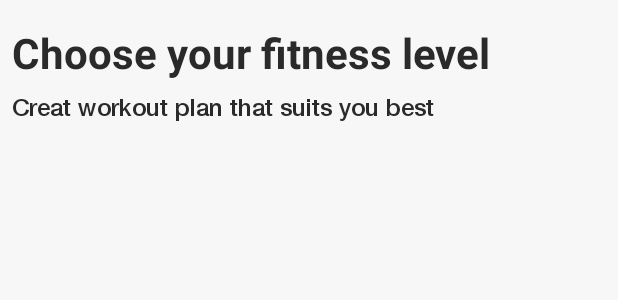
After one commit to tungdaoUTE/weightBase, an Android app: the layout activity_choose_zone3.xml on its own in the app's theme, with its tools: preview values and no code run, on a phone screen of 412 x 824 dp. The commit adds this screen. Shown: the top 300 px of the screen. Run offline under Robolectric (Android 15) with nearby library versions, the phone set to English and light mode, and no system bars.

```diff
--- a/app/src/main/AndroidManifest.xml
+++ b/app/src/main/AndroidManifest.xml
@@ -9,7 +9,8 @@
         android:roundIcon="@mipmap/ic_launcher_round"
         android:supportsRtl="true"
         android:theme="@style/Theme.OverWeights">
-        <activity android:name=".ui.MainPage.MainPageActivity"></activity>
+        <activity android:name=".ui.chooseZone.ChooseZone3Activity"></activity>
+        <activity android:name=".ui.MainPage.MainPageActivity" />
         <activity android:name=".ui.chooseZone.ChooseZone2Activity" />
         <activity android:name=".ui.chooseZone.ChooseZoneActivity" />
         <activity android:name=".ui.intro.IntroActivity" />
--- /dev/null
+++ b/app/src/main/java/com/example/overweights/ui/chooseZone/ChooseZone3Activity.java
@@ -0,0 +1,20 @@
+package com.example.overweights.ui.chooseZone;
+
+import androidx.appcompat.app.AppCompatActivity;
+
+import android.os.Bundle;
+import android.view.View;
+
+import com.example.overweights.databinding.ActivityChooseZone3Binding;
+
+public class ChooseZone3Activity extends AppCompatActivity {
+    ActivityChooseZone3Binding binding;
+
+    @Override
+    protected void onCreate(Bundle savedInstanceState) {
+        super.onCreate(savedInstanceState);
+        binding = com.example.overweights.databinding.ActivityChooseZone3Binding.inflate(getLayoutInflater());
+        View view = binding.getRoot();
+        setContentView(view);
+    }
+}
--- a/app/src/main/java/com/example/overweights/ui/chooseZone/ChooseZoneActivity.java
+++ b/app/src/main/java/com/example/overweights/ui/chooseZone/ChooseZoneActivity.java
@@ -64,7 +64,7 @@ public class ChooseZoneActivity extends AppCompatActivity {
         binding.btnnext.setOnClickListener(new View.OnClickListener() {
             @Override
             public void onClick(View v) {
-                startActivity(new Intent(ChooseZoneActivity.this,ChooseZone2Activity.class));
+                startActivity(new Intent(ChooseZoneActivity.this,ChooseZone3Activity.class));
             }
         });
 
--- /dev/null
+++ b/app/src/main/res/layout/activity_choose_zone3.xml
@@ -0,0 +1,32 @@
+<?xml version="1.0" encoding="utf-8"?>
+<androidx.constraintlayout.widget.ConstraintLayout xmlns:android="http://schemas.android.com/apk/res/android"
+    xmlns:app="http://schemas.android.com/apk/res-auto"
+    xmlns:tools="http://schemas.android.com/tools"
+    android:layout_width="match_parent"
+    android:layout_height="match_parent"
+    tools:context=".ui.chooseZone.ChooseZone3Activity">
+
+    <TextView
+        android:id="@+id/textView40"
+        android:layout_width="wrap_content"
+        android:layout_height="wrap_content"
+        android:layout_marginStart="8dp"
+        android:layout_marginTop="16dp"
+        android:text="Choose your fitness level"
+        android:textSize="28sp"
+        android:textStyle="bold"
+        app:layout_constraintStart_toStartOf="parent"
+        app:layout_constraintTop_toTopOf="parent" />
+
+    <TextView
+        android:id="@+id/textView42"
+        android:layout_width="wrap_content"
+        android:layout_height="wrap_content"
+        android:layout_marginTop="8dp"
+        android:fontFamily="@font/helveticaneuemedium"
+        android:text="Creat workout plan that suits you best"
+        app:layout_constraintEnd_toEndOf="@+id/textView40"
+        app:layout_constraintHorizontal_bias="0.0"
+        app:layout_constraintStart_toStartOf="@+id/textView40"
+        app:layout_constraintTop_toBottomOf="@+id/textView40" />
+</androidx.constraintlayout.widget.ConstraintLayout>
```
Also changed, not shown: app/src/main/res/drawable/vector.svg (added).
